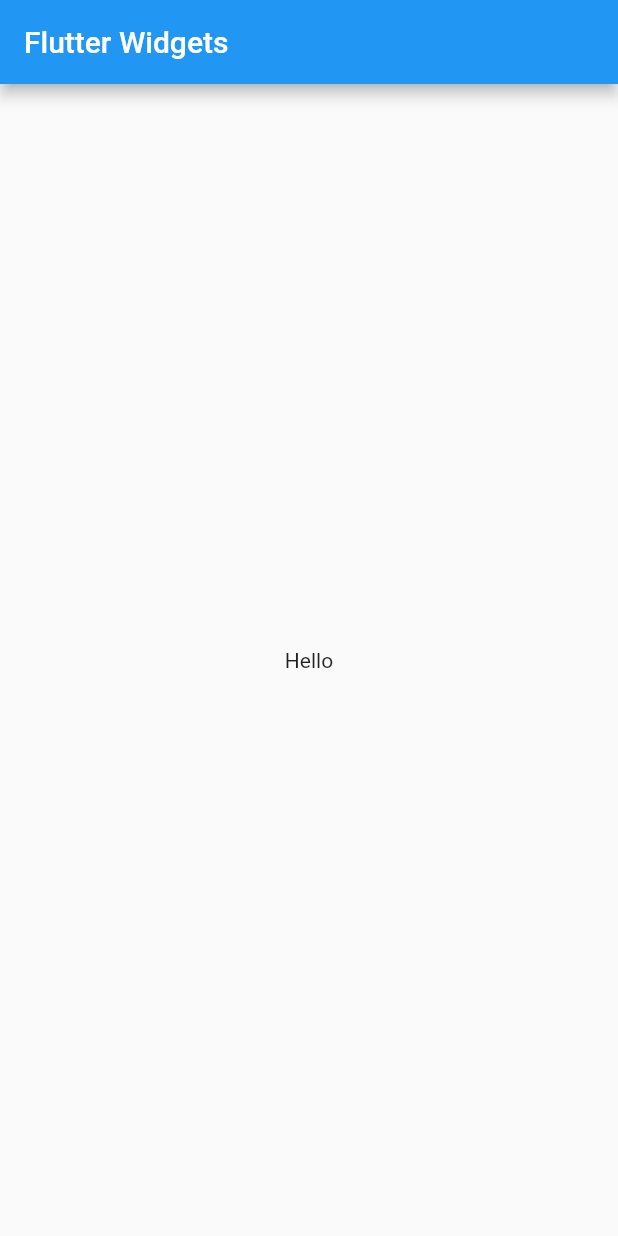
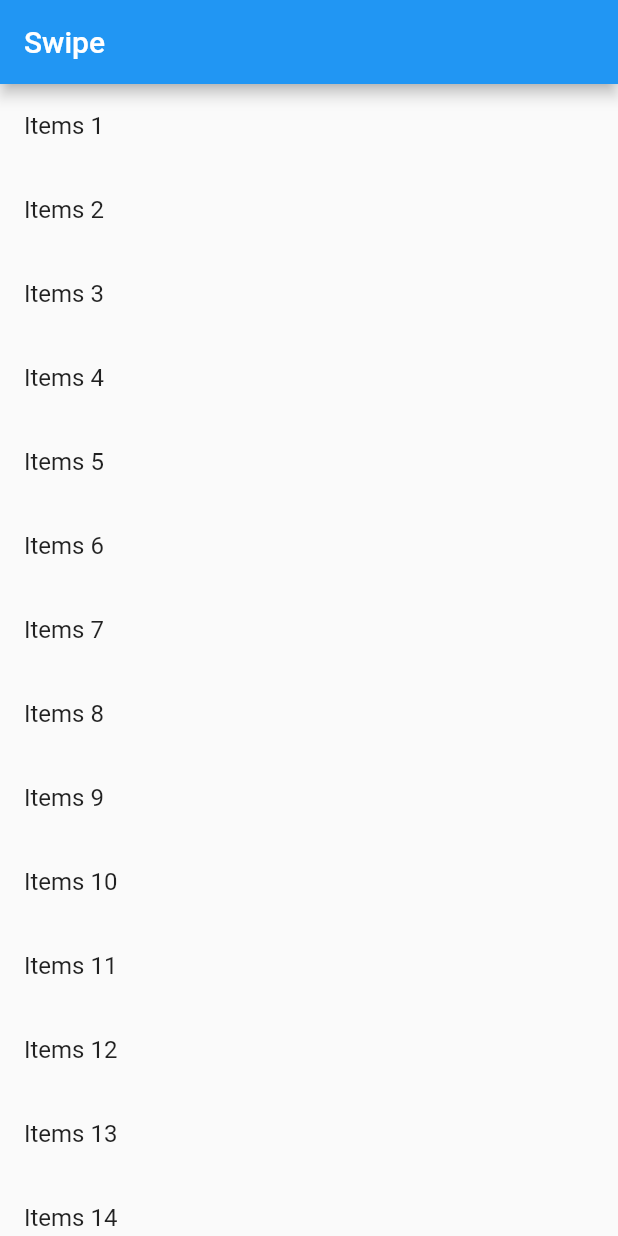
Before and after one commit to bhavikvashi1804/flutter_widgets, a Flutter app: the screen it shows after launch, on a phone screen of 412 x 824 dp. Run offline on Flutter 3.47's test engine with Material 2 defaults, Android fonts, the phone set to English and light mode, and no system bars.

Commit message:
Swipt to Dismiss Widget Dismissible

```diff
--- a/lib/main.dart
+++ b/lib/main.dart
@@ -1,4 +1,6 @@
 import 'package:flutter/material.dart';
+
+import './screens/swipe_dismiss.dart';
 
 void main() {
   runApp(MyApp());
@@ -13,7 +15,7 @@
       theme: ThemeData(
         primarySwatch: Colors.blue,
       ),
-      home: MyHomePage(),
+      home: SwipeScreen(),
     );
   }
 }
--- /dev/null
+++ b/lib/screens/swipe_dismiss.dart
@@ -0,0 +1,37 @@
+import 'package:flutter/material.dart';
+
+
+
+class SwipeScreen extends StatelessWidget {
+
+  final List<String>  items=new List<String>.generate(30, (index) => 'Items ${index+1}');
+
+  @override
+  Widget build(BuildContext context) {
+    return Scaffold(
+      appBar: AppBar(
+        title: Text('Swipe'),
+      ),
+      body: ListView.builder(
+        itemBuilder:(context,index)=>Dismissible(
+          key: Key(items[index]),
+          child: ListTile(
+            title: Text(items[index]),
+          ),
+          background: Container(
+            color: Colors.red,
+          ),
+          onDismissed: (direction) {
+            items.removeAt(index);
+            Scaffold.of(context).showSnackBar(
+              SnackBar(
+                content: Text('Item Dismissed')
+              ),
+            );
+          },
+        ),
+        itemCount: items.length,
+      ),
+    );
+  }
+}
```
